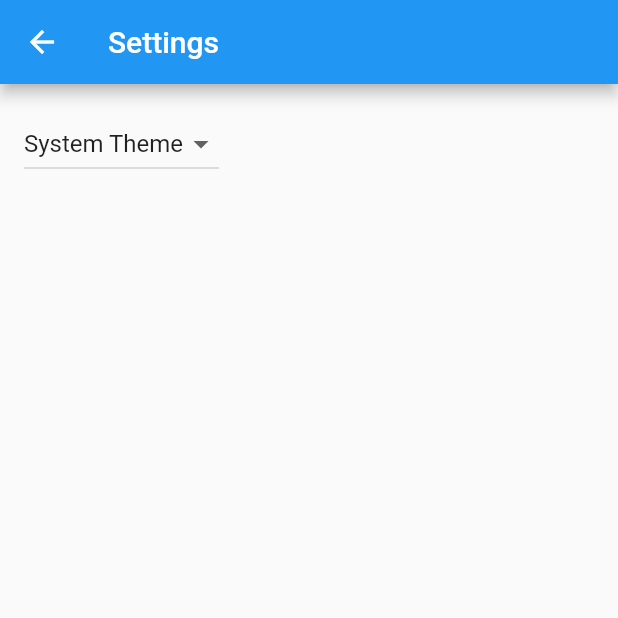
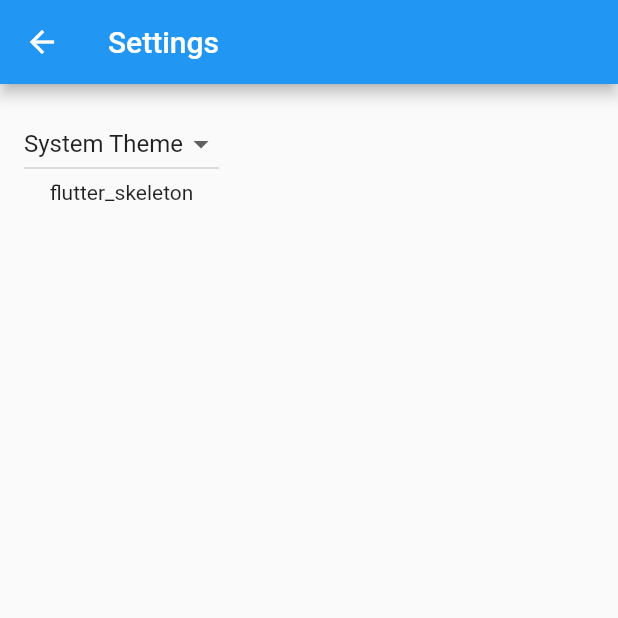
Before and after one commit to itsnowcode/flutter_skeleton, a Flutter app: the screen it shows after launch, after a tap on the "settings" icon, on a phone screen of 412 x 824 dp, the top half of it. Run offline on Flutter 3.47's test engine with Material 2 defaults, Android fonts, the phone set to English and light mode, and no system bars; our stand-ins replace package_info_plus; generated files the repository leaves out were written again.

```diff
--- /dev/null
+++ b/flutter_launcher_icons-dev.yaml
@@ -0,0 +1,4 @@
+flutter_icons:
+  android: true
+  ios: true
+  image_path: "assets/launcher_icon/icon-dev.png"
--- /dev/null
+++ b/flutter_launcher_icons-prod.yaml
@@ -0,0 +1,4 @@
+flutter_icons:
+  android: true
+  ios: true
+  image_path: "assets/launcher_icon/icon-prod.png"
--- /dev/null
+++ b/flutter_launcher_icons-stg.yaml
@@ -0,0 +1,4 @@
+flutter_icons:
+  android: true
+  ios: true
+  image_path: "assets/launcher_icon/icon-stg.png"
--- a/lib/main.dart
+++ b/lib/main.dart
@@ -5,6 +5,8 @@ import 'src/settings/settings_controller.dart';
 import 'src/settings/settings_service.dart';
 
 void main() async {
+  WidgetsFlutterBinding.ensureInitialized();
+
   // Set up the SettingsController, which will glue user settings to multiple
   // Flutter Widgets.
   final settingsController = SettingsController(SettingsService());
--- a/lib/src/settings/settings_controller.dart
+++ b/lib/src/settings/settings_controller.dart
@@ -1,4 +1,5 @@
 import 'package:flutter/material.dart';
+import 'package:package_info_plus/package_info_plus.dart';
 
 import 'settings_service.dart';
 
@@ -16,15 +17,19 @@ class SettingsController with ChangeNotifier {
   // Make ThemeMode a private variable so it is not updated directly without
   // also persisting the changes with the SettingsService.
   late ThemeMode _themeMode;
+  late PackageInfo _packageInfo;
 
   // Allow Widgets to read the user's preferred ThemeMode.
   ThemeMode get themeMode => _themeMode;
+  PackageInfo get packageInfo => _packageInfo;
 
   /// Load the user's settings from the SettingsService. It may load from a
   /// local database or the internet. The controller only knows it can load the
   /// settings from the service.
   Future<void> loadSettings() async {
     _themeMode = await _settingsService.themeMode();
+
+    _packageInfo = await PackageInfo.fromPlatform();
 
     // Important! Inform listeners a change has occurred.
     notifyListeners();
--- a/lib/src/settings/settings_view.dart
+++ b/lib/src/settings/settings_view.dart
@@ -25,7 +25,9 @@ class SettingsView extends StatelessWidget {
         //
         // When a user selects a theme from the dropdown list, the
         // SettingsController is updated, which rebuilds the MaterialApp.
-        child: DropdownButton<ThemeMode>(
+        child: Column(
+          children: [
+            DropdownButton<ThemeMode>(
               // Read the selected themeMode from the controller
               value: controller.themeMode,
               // Call the updateThemeMode method any time the user selects a theme.
@@ -45,6 +47,10 @@ class SettingsView extends StatelessWidget {
                 )
               ],
             ),
+            Text(controller.packageInfo.appName),
+            Text(controller.packageInfo.packageName),
+          ],
+        ),
       ),
     );
   }
--- a/pubspec.yaml
+++ b/pubspec.yaml
@@ -14,12 +14,14 @@ dependencies:
     sdk: flutter
   flutter_localizations:
     sdk: flutter
+  package_info_plus: ^1.4.2
 
 dev_dependencies:
   flutter_test:
     sdk: flutter
 
   flutter_lints: ^1.0.0
+  flutter_launcher_icons: ^0.9.3
 
 flutter:
   uses-material-design: true
@@ -30,3 +32,7 @@ flutter:
   assets:
     # Add assets from the images directory to the application.
     - assets/images/
+
+flutter_icons:
+  android: true
+  ios: true
```
Also changed, not shown: assets/launcher_icon/icon-dev.png (added), assets/launcher_icon/icon-prod.png (added), assets/launcher_icon/icon-stg.png (added), pubspec.lock, 87 other files. Lines whose indentation alone changed are shown as unchanged.
